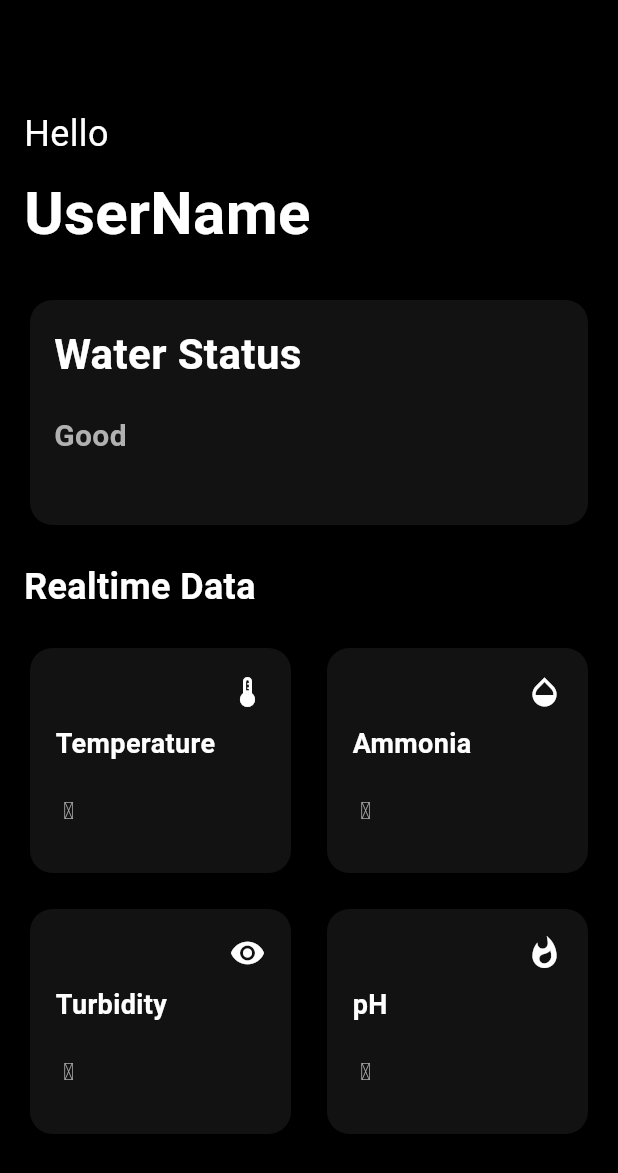
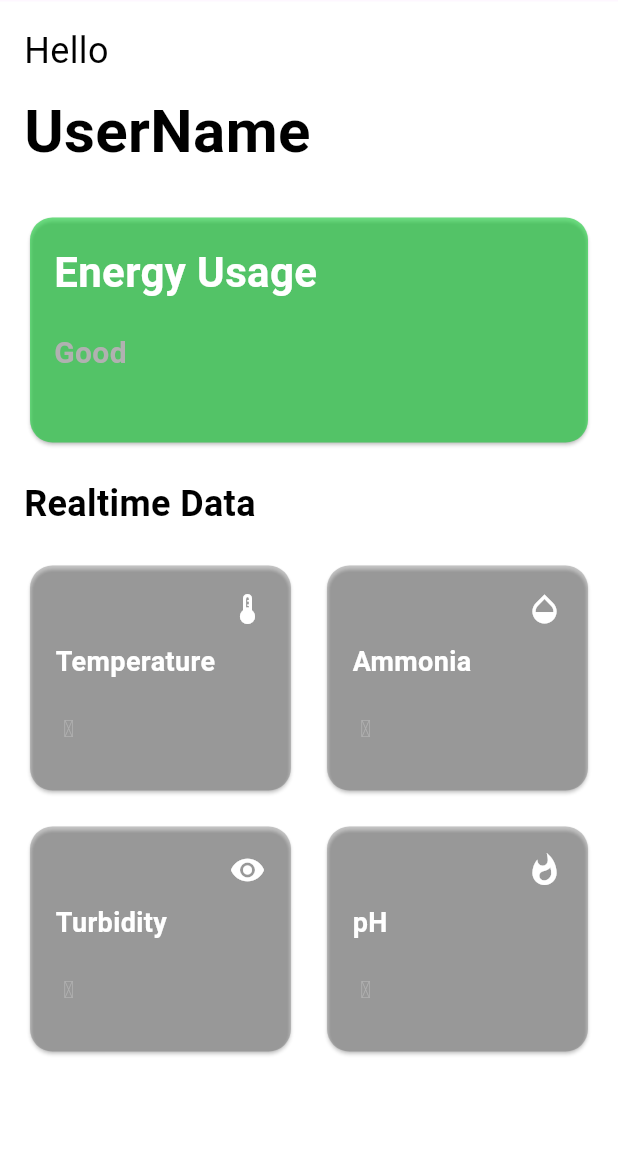
Before and after one commit to Smart-Eco/Smart-Eco, a Flutter app: the HomeScreen screen opened directly, on a phone screen of 412 x 824 dp. Shown: the top 1173 px of the screen. Run offline on Flutter 3.47's test engine with Material 3 defaults, Android fonts, the phone set to English and light mode, and no system bars; our stand-ins replace google_fonts; Roboto replaces fonts that are missing (Helvetica).

Commit message:
home scrn

```diff
--- a/lib/Screens/home_screen.dart
+++ b/lib/Screens/home_screen.dart
@@ -21,11 +21,15 @@ class _HomeScreenState extends State<HomeScreen> {
   @override
   Widget build(BuildContext context) {
     return Scaffold(
-      backgroundColor: Colors.black,
-      appBar: AppBar(
-        backgroundColor: Color.fromARGB(255, 0, 0, 0),
-        automaticallyImplyLeading:
-            false, // Set this property to false to remove back button
+      backgroundColor: const Color.fromARGB(
+          255, 255, 255, 255), // Set background color to white
+      appBar: PreferredSize(
+        preferredSize: Size.fromHeight(1.0), // Set height to 1cm
+        child: AppBar(
+          flexibleSpace: FlexibleSpaceBar(),
+          automaticallyImplyLeading:
+              false, // Set this property to false to remove back button
+        ),
       ),
       body: SingleChildScrollView(
         child: Padding(
@@ -37,7 +41,7 @@ class _HomeScreenState extends State<HomeScreen> {
                 'Hello',
                 style: TextStyle(
                   fontSize: 24,
-                  color: Colors.white,
+                  color: Colors.black, // Change text color to black
                 ),
               ),
               SizedBox(height: 8),
@@ -47,14 +51,14 @@ class _HomeScreenState extends State<HomeScreen> {
                   fontFamily: 'Helvetica',
                   fontSize: 40,
                   fontWeight: FontWeight.bold,
-                  color: Colors.white,
+                  color: Colors.black, // Change text color to black
                 ),
               ),
               SizedBox(height: 25),
               Container(
                 width: double.infinity,
                 child: Card(
-                  color: Color.fromARGB(70, 66, 66, 66),
+                  color: Color.fromARGB(151, 13, 202, 47),
                   shape: RoundedRectangleBorder(
                     borderRadius: BorderRadius.circular(15),
                   ),
@@ -70,7 +74,7 @@ class _HomeScreenState extends State<HomeScreen> {
                               crossAxisAlignment: CrossAxisAlignment.start,
                               children: [
                                 Text(
-                                  "Water Status",
+                                  "Energy Usage",
                                   style: TextStyle(
                                     fontSize: 28,
                                     fontWeight: FontWeight.bold,
@@ -105,7 +109,7 @@ class _HomeScreenState extends State<HomeScreen> {
                 style: TextStyle(
                   fontSize: 24,
                   fontWeight: FontWeight.bold,
-                  color: Colors.white,
+                  color: Colors.black, // Change text color to black
                 ),
               ),
               SizedBox(height: 20),
```
